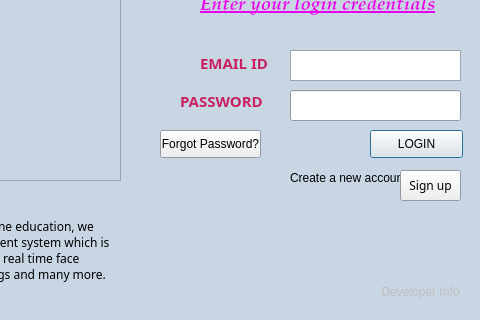
Old version of the form LoginWindow.ui in the repository sarthakforwet/Attendance-Record-Management-System; both pictures show x 260 to 740 and y 120 to 440 of the 740 by 440 pixel window.
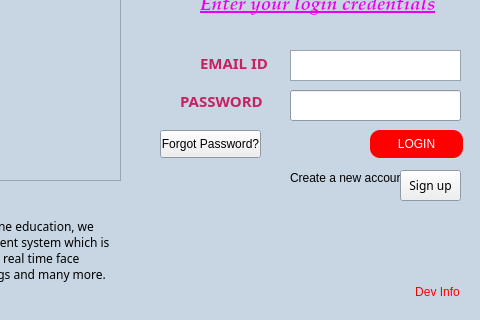
New version of the form. Icons and pictures are not drawn.

Commit message: LoginWindow: styled button

What changed in the file:
```diff
--- a/LoginWindow.ui
+++ b/LoginWindow.ui
@@ -149,6 +149,13 @@
       <height>28</height>
      </rect>
     </property>
+    <property name="styleSheet">
+     <string notr="true">QPushButton{
+	background-color: rgb(255,0, 0);
+	border-radius:10px;
+	color:#FFFFFF
+}</string>
+    </property>
     <property name="text">
      <string>LOGIN</string>
     </property>
@@ -880,23 +887,216 @@
      <bool>true</bool>
     </property>
    </widget>
-   <widget class="QPushButton" name="pushButton_2">
-    <property name="enabled">
-     <bool>false</bool>
-    </property>
+   <widget class="QPushButton" name="devInfo">
     <property name="geometry">
      <rect>
-      <x>640</x>
+      <x>660</x>
       <y>400</y>
-      <width>81</width>
+      <width>75</width>
       <height>23</height>
      </rect>
     </property>
-    <property name="focusPolicy">
-     <enum>Qt::ClickFocus</enum>
+    <property name="palette">
+     <palette>
+      <active>
+       <colorrole role="WindowText">
+        <brush brushstyle="SolidPattern">
+         <color alpha="255">
+          <red>0</red>
+          <green>0</green>
+          <blue>0</blue>
+         </color>
+        </brush>
+       </colorrole>
+       <colorrole role="Button">
+        <brush brushstyle="SolidPattern">
+         <color alpha="255">
+          <red>255</red>
+          <green>255</green>
+          <blue>255</blue>
+         </color>
+        </brush>
+       </colorrole>
+       <colorrole role="Light">
+        <brush brushstyle="SolidPattern">
+         <color alpha="255">
+          <red>255</red>
+          <green>255</green>
+          <blue>255</blue>
+         </color>
+        </brush>
+       </colorrole>
+       <colorrole role="Dark">
+        <brush brushstyle="SolidPattern">
+         <color alpha="255">
+          <red>255</red>
+          <green>255</green>
+          <blue>127</blue>
+         </color>
+        </brush>
+       </colorrole>
+       <colorrole role="Mid">
+        <brush brushstyle="SolidPattern">
+         <color alpha="255">
+          <red>0</red>
+          <green>255</green>
+          <blue>255</blue>
+         </color>
+        </brush>
+       </colorrole>
+       <colorrole role="Text">
+        <brush brushstyle="SolidPattern">
+         <color alpha="255">
+          <red>0</red>
+          <green>0</green>
+          <blue>0</blue>
+         </color>
+        </brush>
+       </colorrole>
+       <colorrole role="ButtonText">
+        <brush brushstyle="SolidPattern">
+         <color alpha="255">
+          <red>255</red>
+          <green>0</green>
+          <blue>0</blue>
+         </color>
+        </brush>
+       </colorrole>
+      </active>
+      <inactive>
+       <colorrole role="WindowText">
+        <brush brushstyle="SolidPattern">
+         <color alpha="255">
+          <red>0</red>
+          <green>0</green>
+          <blue>0</blue>
+         </color>
+        </brush>
+       </colorrole>
+       <colorrole role="Button">
+        <brush brushstyle="SolidPattern">
+         <color alpha="255">
+          <red>255</red>
+          <green>255</green>
+          <blue>255</blue>
+         </color>
+        </brush>
+       </colorrole>
+       <colorrole role="Light">
+        <brush brushstyle="SolidPattern">
+         <color alpha="255">
+          <red>255</red>
+          <green>255</green>
+          <blue>255</blue>
+         </color>
+        </brush>
+       </colorrole>
+       <colorrole role="Dark">
+        <brush brushstyle="SolidPattern">
+         <color alpha="255">
+          <red>255</red>
+          <green>255</green>
+          <blue>127</blue>
+         </color>
+        </brush>
+       </colorrole>
+       <colorrole role="Mid">
+        <brush brushstyle="SolidPattern">
+         <color alpha="255">
+          <red>0</red>
+          <green>255</green>
+          <blue>255</blue>
+         </color>
+        </brush>
+       </colorrole>
+       <colorrole role="Text">
+        <brush brushstyle="SolidPattern">
+         <color alpha="255">
+          <red>0</red>
+          <green>0</green>
+          <blue>0</blue>
+         </color>
+        </brush>
+       </colorrole>
+       <colorrole role="ButtonText">
+        <brush brushstyle="SolidPattern">
+         <color alpha="255">
+          <red>255</red>
+          <green>0</green>
+          <blue>0</blue>
+         </color>
+        </brush>
+       </colorrole>
+      </inactive>
+      <disabled>
+       <colorrole role="WindowText">
+        <brush brushstyle="SolidPattern">
+         <color alpha="255">
+          <red>255</red>
+          <green>255</green>
+          <blue>127</blue>
+         </color>
+        </brush>
+       </colorrole>
+       <colorrole role="Button">
+        <brush brushstyle="SolidPattern">
+         <color alpha="255">
+          <red>255</red>
+          <green>255</green>
+          <blue>255</blue>
+         </color>
+        </brush>
+       </colorrole>
+       <colorrole role="Light">
+        <brush brushstyle="SolidPattern">
+         <color alpha="255">
+          <red>255</red>
+          <green>255</green>
+          <blue>255</blue>
+         </color>
+        </brush>
+       </colorrole>
+       <colorrole role="Dark">
+        <brush brushstyle="SolidPattern">
+         <color alpha="255">
+          <red>255</red>
+          <green>255</green>
+          <blue>127</blue>
+         </color>
+        </brush>
+       </colorrole>
+       <colorrole role="Mid">
+        <brush brushstyle="SolidPattern">
+         <color alpha="255">
+          <red>0</red>
+          <green>255</green>
+          <blue>255</blue>
+         </color>
+        </brush>
+       </colorrole>
+       <colorrole role="Text">
+        <brush brushstyle="SolidPattern">
+         <color alpha="255">
+          <red>255</red>
+          <green>255</green>
+          <blue>127</blue>
+         </color>
+        </brush>
+       </colorrole>
+       <colorrole role="ButtonText">
+        <brush brushstyle="SolidPattern">
+         <color alpha="255">
+          <red>255</red>
+          <green>255</green>
+          <blue>127</blue>
+         </color>
+        </brush>
+       </colorrole>
+      </disabled>
+     </palette>
     </property>
     <property name="text">
-     <string>Developer Info</string>
+     <string>Dev Info</string>
     </property>
     <property name="flat">
      <bool>true</bool>
```
Left out of the diff: 2 changed lines with no effect on the pictures.
